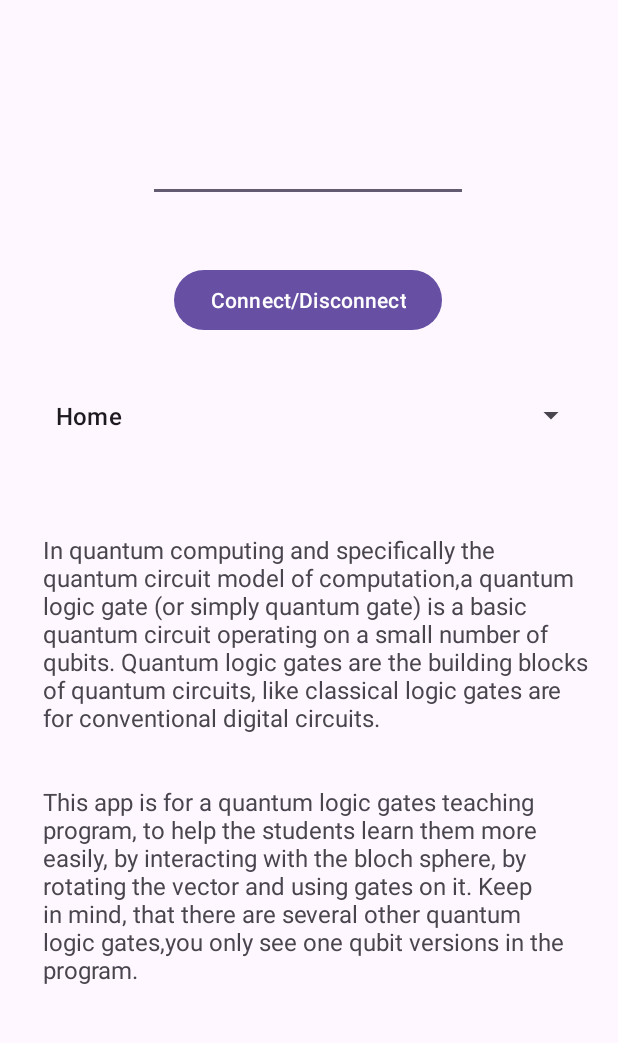
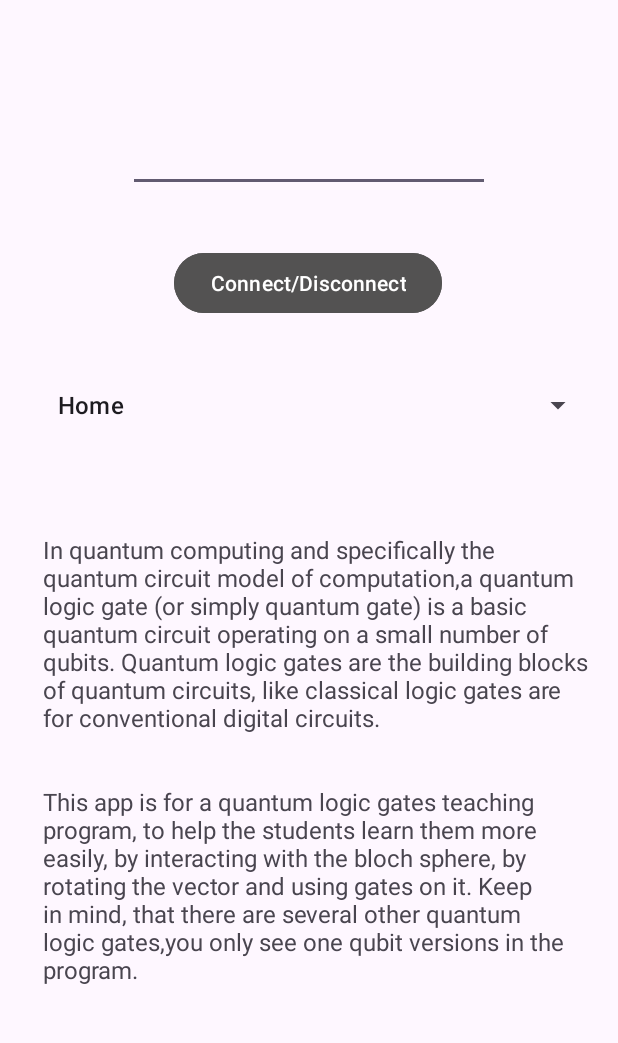
Before and after one commit to bakosrozsa/BlochSphere, an Android app: the screen it shows after launch (MainActivity), on a phone screen of 412 x 824 dp, the part 170-1213 px from its top. Run offline under Robolectric (Android 15) with nearby library versions, the phone set to English and light mode, and no system bars.

Commit message:
Minor changes

```diff
--- a/BlochSphereApp/app/src/main/java/hu/rozsa/blochsphereapp/MainActivity.java
+++ b/BlochSphereApp/app/src/main/java/hu/rozsa/blochsphereapp/MainActivity.java
@@ -10,6 +10,7 @@ import android.hardware.SensorManager;
 import android.os.Bundle;
 import android.os.StrictMode;
 import android.view.View;
+import android.view.WindowManager;
 import android.widget.AdapterView;
 import android.widget.ArrayAdapter;
 import android.widget.Button;
@@ -45,6 +46,7 @@ public class MainActivity extends AppCompatActivity implements SensorEventListen
         Spinner spinner = findViewById(R.id.spinner);
         TextView textView = findViewById(R.id.textView2);
         ImageView imageView = findViewById(R.id.imageView);
+        getWindow().addFlags(WindowManager.LayoutParams.FLAG_KEEP_SCREEN_ON);
 
         ArrayAdapter<String> adapter = new ArrayAdapter<String>(this, android.R.layout.simple_list_item_1,gates);
         spinner.setAdapter(adapter);
--- a/BlochSphereApp/app/src/main/res/layout/activity_main.xml
+++ b/BlochSphereApp/app/src/main/res/layout/activity_main.xml
@@ -5,18 +5,6 @@
     android:layout_width="match_parent"
     android:layout_height="match_parent"
     tools:context=".MainActivity">
-
-    <Button
-        android:id="@+id/button"
-        android:layout_width="wrap_content"
-        android:layout_height="wrap_content"
-        android:text="Connect/Disconnect"
-        app:layout_constraintBottom_toBottomOf="parent"
-        app:layout_constraintEnd_toEndOf="parent"
-        app:layout_constraintHorizontal_bias="0.497"
-        app:layout_constraintStart_toStartOf="parent"
-        app:layout_constraintTop_toTopOf="parent"
-        app:layout_constraintVertical_bias="0.373" />
 
     <TextView
         android:id="@+id/textView"
@@ -31,26 +19,39 @@
 
     <EditText
         android:id="@+id/editTextText"
+        android:layout_width="241dp"
+        android:layout_height="53dp"
+        android:ems="10"
+        android:inputType="text"
+        app:layout_constraintBottom_toBottomOf="parent"
+        app:layout_constraintEnd_toEndOf="parent"
+        app:layout_constraintStart_toStartOf="parent"
+        app:layout_constraintTop_toTopOf="parent"
+        app:layout_constraintVertical_bias="0.244" />
+
+    <Button
+        android:id="@+id/button"
         android:layout_width="wrap_content"
         android:layout_height="wrap_content"
-        android:ems="10"
-        android:inputType="text"
+        android:backgroundTint="#535252"
+        android:text="Connect/Disconnect"
         app:layout_constraintBottom_toBottomOf="parent"
         app:layout_constraintEnd_toEndOf="parent"
         app:layout_constraintHorizontal_bias="0.497"
         app:layout_constraintStart_toStartOf="parent"
         app:layout_constraintTop_toTopOf="parent"
-        app:layout_constraintVertical_bias="0.26" />
+        app:layout_constraintVertical_bias="0.358" />
 
     <Spinner
         android:id="@+id/spinner"
-        android:layout_width="370dp"
-        android:layout_height="27dp"
+        android:layout_width="373dp"
+        android:layout_height="49dp"
         app:layout_constraintBottom_toBottomOf="parent"
         app:layout_constraintEnd_toEndOf="parent"
+        app:layout_constraintHorizontal_bias="0.578"
         app:layout_constraintStart_toStartOf="parent"
         app:layout_constraintTop_toTopOf="parent"
-        app:layout_constraintVertical_bias="0.473" />
+        app:layout_constraintVertical_bias="0.463" />
 
     <TextView
         android:id="@+id/textView2"
```
Also changed, not shown: 1 other file.
